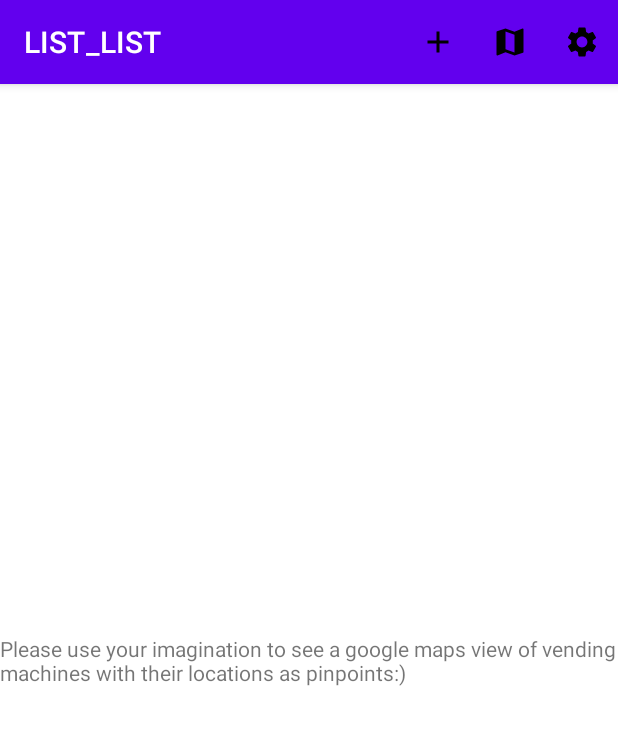
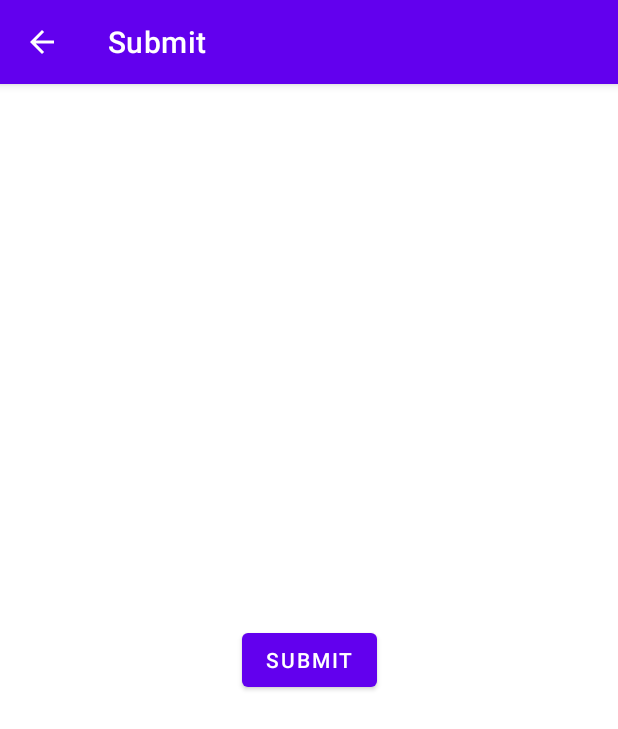
Before and after one commit to SarthakSirotiya/UTVend, an Android app: the MapActivity screen opened directly, with no data from a screen before it, after a tap on "Add", on a phone screen of 412 x 824 dp. Shown: the top 729 px of the screen. Run offline under Robolectric (Android 15) with nearby library versions, the phone set to English and light mode, and no system bars.

Commit message:
Added submit activity and linked it to both the map view and recycler view buttons

```diff
--- a/app/src/main/AndroidManifest.xml
+++ b/app/src/main/AndroidManifest.xml
@@ -13,6 +13,9 @@
         android:supportsRtl="true"
         android:theme="@style/Theme.UTVend"
         tools:targetApi="31">
+        <activity
+            android:name=".SubmitActivity"
+            android:exported="false" />
         <activity
             android:name=".HelpActivity"
             android:exported="false">
--- a/app/src/main/java/com/trescaballeros/utvend/GoogleMapActivity.kt
+++ b/app/src/main/java/com/trescaballeros/utvend/GoogleMapActivity.kt
@@ -1,13 +1,11 @@
 package com.trescaballeros.utvend
 
 import android.content.Intent
-import androidx.appcompat.app.AppCompatActivity
 import android.os.Bundle
 import android.view.Menu
 import android.view.MenuItem
 import android.widget.Toast
-import androidx.appcompat.view.menu.MenuAdapter
-
+import androidx.appcompat.app.AppCompatActivity
 import com.google.android.gms.maps.CameraUpdateFactory
 import com.google.android.gms.maps.GoogleMap
 import com.google.android.gms.maps.OnMapReadyCallback
@@ -46,6 +44,8 @@ class GoogleMapActivity : AppCompatActivity(), OnMapReadyCallback {
         when (item.itemId) {
             R.id.addButton -> {
                 Toast.makeText(this, "add item selected", Toast.LENGTH_SHORT).show()
+                val intent = Intent(this, SubmitActivity::class.java)
+                startActivity(intent)
             }
             R.id.listButton -> {
                 Toast.makeText(this, "list item selected", Toast.LENGTH_SHORT).show()
--- a/app/src/main/java/com/trescaballeros/utvend/MapActivity.kt
+++ b/app/src/main/java/com/trescaballeros/utvend/MapActivity.kt
@@ -1,11 +1,11 @@
 package com.trescaballeros.utvend
 
 import android.content.Intent
-import androidx.appcompat.app.AppCompatActivity
 import android.os.Bundle
 import android.view.Menu
 import android.view.MenuItem
 import android.widget.Toast
+import androidx.appcompat.app.AppCompatActivity
 
 class MapActivity : AppCompatActivity() {
     override fun onCreate(savedInstanceState: Bundle?) {
@@ -24,6 +24,8 @@ class MapActivity : AppCompatActivity() {
         when (item.itemId) {
             R.id.addButton -> {
                 Toast.makeText(this, "add item selected", Toast.LENGTH_SHORT).show()
+                val intent = Intent(this, SubmitActivity::class.java)
+                startActivity(intent)
             }
             R.id.mapButton -> {
                 Toast.makeText(this, "list item selected", Toast.LENGTH_SHORT).show()
--- /dev/null
+++ b/app/src/main/java/com/trescaballeros/utvend/SubmitActivity.kt
@@ -0,0 +1,24 @@
+package com.trescaballeros.utvend
+
+import android.os.Bundle
+import android.view.MenuItem
+import androidx.appcompat.app.AppCompatActivity
+import com.trescaballeros.utvend.databinding.ActivitySubmitBinding
+
+class SubmitActivity : AppCompatActivity() {
+    private lateinit var binding: ActivitySubmitBinding
+    override fun onCreate(savedInstanceState: Bundle?) {
+        super.onCreate(savedInstanceState)
+        setContentView(R.layout.activity_submit)
+        binding = ActivitySubmitBinding.inflate(layoutInflater)
+        setContentView(binding.root)
+        setTitle("Submit")
+        supportActionBar?.setDisplayHomeAsUpEnabled(true)
+
+    }
+
+    override fun onOptionsItemSelected(item: MenuItem): Boolean {
+        finish()
+        return super.onOptionsItemSelected(item)
+    }
+}
--- /dev/null
+++ b/app/src/main/res/layout/activity_submit.xml
@@ -0,0 +1,18 @@
+<?xml version="1.0" encoding="utf-8"?>
+<androidx.constraintlayout.widget.ConstraintLayout xmlns:android="http://schemas.android.com/apk/res/android"
+    xmlns:app="http://schemas.android.com/apk/res-auto"
+    xmlns:tools="http://schemas.android.com/tools"
+    android:layout_width="match_parent"
+    android:layout_height="match_parent"
+    tools:context=".SubmitActivity">
+
+    <Button
+        android:id="@+id/submitButton"
+        android:layout_width="wrap_content"
+        android:layout_height="wrap_content"
+        android:text="Submit"
+        app:layout_constraintBottom_toBottomOf="parent"
+        app:layout_constraintEnd_toEndOf="parent"
+        app:layout_constraintStart_toStartOf="parent"
+        app:layout_constraintTop_toTopOf="parent" />
+</androidx.constraintlayout.widget.ConstraintLayout>
```
